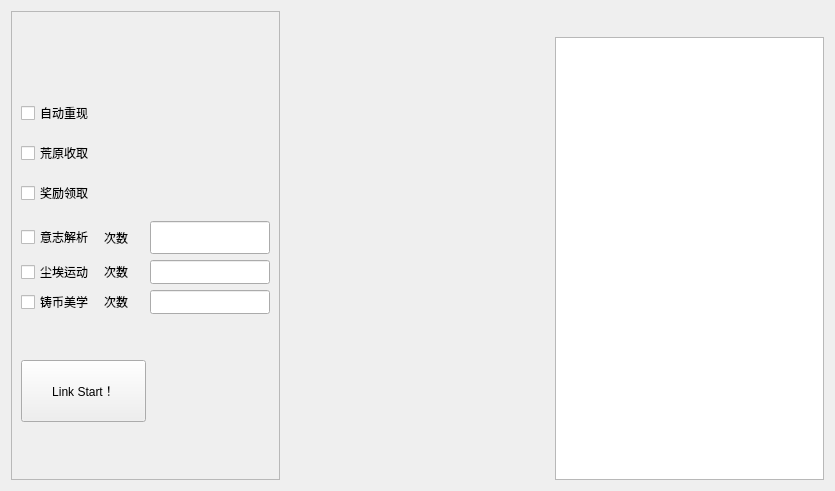
beropero/Kilon1999, file gui/ui/homeframe.ui: the form before one commit.
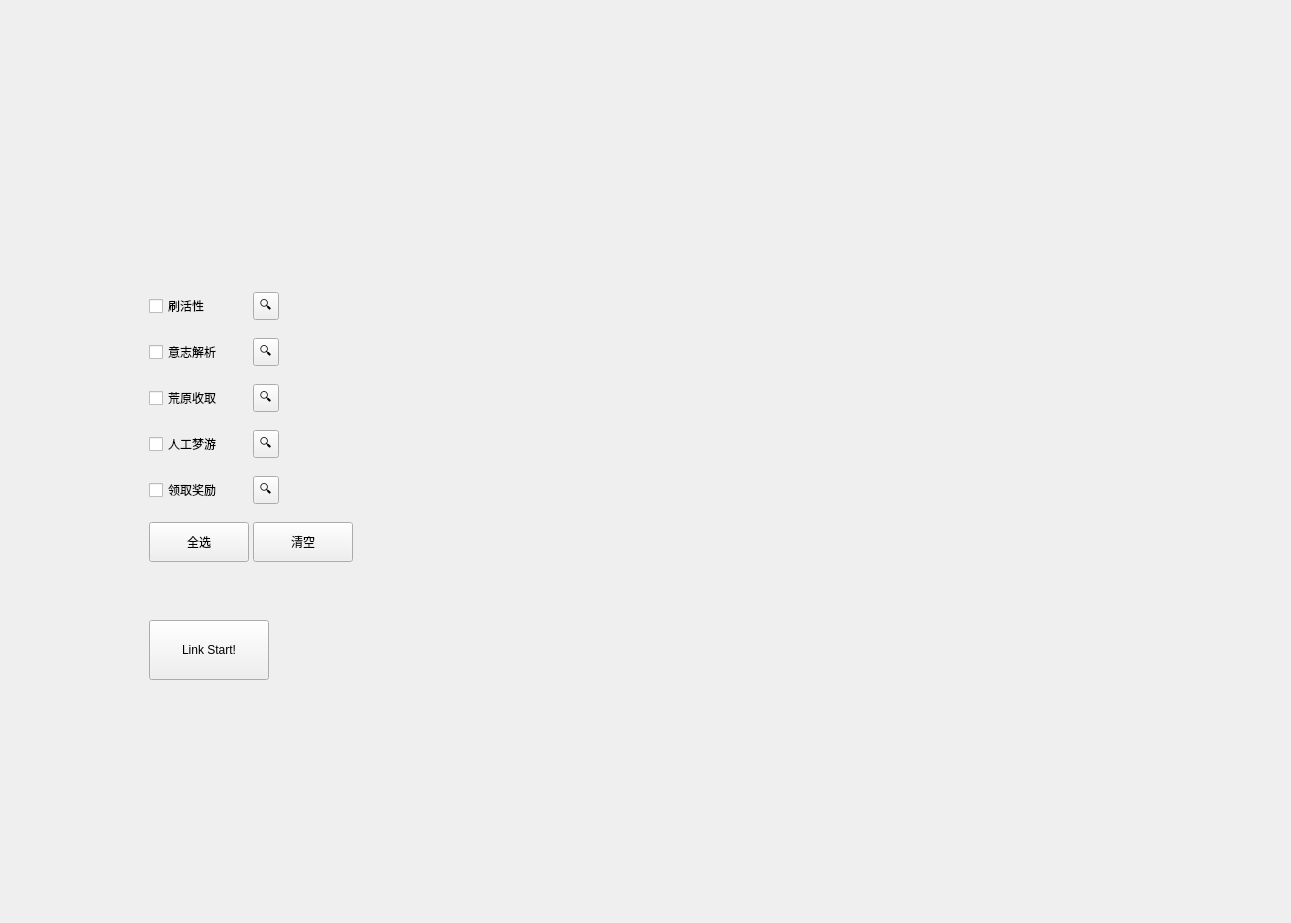
The form after the commit. Custom widgets are drawn as their Qt base class.

The edit to the form file:
```diff
--- a/gui/ui/homeframe.ui
+++ b/gui/ui/homeframe.ui
@@ -6,356 +6,175 @@
    <rect>
     <x>0</x>
     <y>0</y>
-    <width>835</width>
-    <height>491</height>
+    <width>1291</width>
+    <height>923</height>
    </rect>
   </property>
   <property name="windowTitle">
    <string>Frame</string>
   </property>
-  <layout class="QGridLayout" name="gridLayout">
-   <item row="1" column="2">
-    <layout class="QVBoxLayout" name="verticalLayout_4">
-     <item>
-      <widget class="PlainTextEdit" name="PlainTextEdit">
-       <property name="readOnly">
-        <bool>true</bool>
-       </property>
-      </widget>
-     </item>
-    </layout>
-   </item>
-   <item row="0" column="0" rowspan="2">
-    <widget class="QFrame" name="frame">
+  <layout class="QHBoxLayout" name="horizontalLayout">
+   <item>
+    <widget class="QWidget" name="widget" native="true">
+     <property name="minimumSize">
+      <size>
+       <width>300</width>
+       <height>500</height>
+      </size>
+     </property>
      <property name="maximumSize">
       <size>
-       <width>277</width>
-       <height>469</height>
+       <width>300</width>
+       <height>500</height>
       </size>
      </property>
-     <property name="frameShape">
-      <enum>QFrame::StyledPanel</enum>
-     </property>
-     <property name="frameShadow">
-      <enum>QFrame::Raised</enum>
-     </property>
-     <layout class="QVBoxLayout" name="verticalLayout_2">
-      <item>
-       <layout class="QVBoxLayout" name="verticalLayout">
-        <property name="topMargin">
-         <number>0</number>
-        </property>
-        <item>
+     <layout class="QGridLayout" name="gridLayout_2">
+      <item row="0" column="0">
+       <layout class="QGridLayout" name="gridLayout">
+        <item row="1" column="0">
+         <spacer name="horizontalSpacer">
+          <property name="orientation">
+           <enum>Qt::Horizontal</enum>
+          </property>
+          <property name="sizeType">
+           <enum>QSizePolicy::Minimum</enum>
+          </property>
+          <property name="sizeHint" stdset="0">
+           <size>
+            <width>40</width>
+            <height>20</height>
+           </size>
+          </property>
+         </spacer>
+        </item>
+        <item row="7" column="2">
+         <widget class="TransparentToolButton" name="TransparentToolButton_2">
+          <property name="text">
+           <string>🔍</string>
+          </property>
+         </widget>
+        </item>
+        <item row="1" column="3">
+         <spacer name="horizontalSpacer_2">
+          <property name="orientation">
+           <enum>Qt::Horizontal</enum>
+          </property>
+          <property name="sizeType">
+           <enum>QSizePolicy::Minimum</enum>
+          </property>
+          <property name="sizeHint" stdset="0">
+           <size>
+            <width>40</width>
+            <height>20</height>
+           </size>
+          </property>
+         </spacer>
+        </item>
+        <item row="9" column="2">
+         <widget class="PushButton" name="PushButton_7">
+          <property name="minimumSize">
+           <size>
+            <width>100</width>
+            <height>40</height>
+           </size>
+          </property>
+          <property name="text">
+           <string>清空</string>
+          </property>
+         </widget>
+        </item>
+        <item row="0" column="1">
          <spacer name="verticalSpacer_2">
           <property name="orientation">
            <enum>Qt::Vertical</enum>
           </property>
           <property name="sizeType">
-           <enum>QSizePolicy::Minimum</enum>
+           <enum>QSizePolicy::Maximum</enum>
           </property>
           <property name="sizeHint" stdset="0">
            <size>
             <width>20</width>
-            <height>80</height>
+            <height>60</height>
            </size>
           </property>
          </spacer>
         </item>
-        <item>
-         <widget class="CheckBox" name="CheckBox_4">
-          <property name="minimumSize">
-           <size>
-            <width>29</width>
-            <height>22</height>
-           </size>
-          </property>
+        <item row="3" column="2">
+         <widget class="TransparentToolButton" name="TransparentToolButton_4">
           <property name="text">
-           <string>自动重现</string>
+           <string>🔍</string>
           </property>
          </widget>
         </item>
-        <item>
-         <spacer name="verticalSpacer_8">
-          <property name="orientation">
-           <enum>Qt::Vertical</enum>
-          </property>
-          <property name="sizeType">
-           <enum>QSizePolicy::Minimum</enum>
-          </property>
-          <property name="sizeHint" stdset="0">
-           <size>
-            <width>20</width>
-            <height>10</height>
-           </size>
-          </property>
-         </spacer>
-        </item>
-        <item>
-         <widget class="CheckBox" name="CheckBox_2">
+        <item row="9" column="1">
+         <widget class="PushButton" name="PushButton_6">
           <property name="minimumSize">
            <size>
-            <width>29</width>
-            <height>22</height>
-           </size>
-          </property>
-          <property name="text">
-           <string>荒原收取</string>
-          </property>
-         </widget>
-        </item>
-        <item>
-         <spacer name="verticalSpacer_7">
-          <property name="orientation">
-           <enum>Qt::Vertical</enum>
-          </property>
-          <property name="sizeType">
-           <enum>QSizePolicy::Minimum</enum>
-          </property>
-          <property name="sizeHint" stdset="0">
-           <size>
-            <width>20</width>
-            <height>10</height>
-           </size>
-          </property>
-         </spacer>
-        </item>
-        <item>
-         <widget class="CheckBox" name="CheckBox">
-          <property name="minimumSize">
-           <size>
-            <width>29</width>
-            <height>22</height>
-           </size>
-          </property>
-          <property name="text">
-           <string>奖励领取</string>
-          </property>
-         </widget>
-        </item>
-        <item>
-         <spacer name="verticalSpacer_6">
-          <property name="orientation">
-           <enum>Qt::Vertical</enum>
-          </property>
-          <property name="sizeType">
-           <enum>QSizePolicy::Minimum</enum>
-          </property>
-          <property name="sizeHint" stdset="0">
-           <size>
-            <width>20</width>
-            <height>10</height>
-           </size>
-          </property>
-         </spacer>
-        </item>
-        <item>
-         <layout class="QHBoxLayout" name="horizontalLayout_3">
-          <item>
-           <widget class="CheckBox" name="CheckBox_7">
-            <property name="minimumSize">
-             <size>
-              <width>29</width>
-              <height>22</height>
-             </size>
-            </property>
-            <property name="maximumSize">
-             <size>
-              <width>100</width>
-              <height>16777215</height>
-             </size>
-            </property>
-            <property name="text">
-             <string>意志解析</string>
-            </property>
-           </widget>
-          </item>
-          <item>
-           <widget class="BodyLabel" name="BodyLabel_3">
-            <property name="minimumSize">
-             <size>
-              <width>30</width>
-              <height>0</height>
-             </size>
-            </property>
-            <property name="maximumSize">
-             <size>
-              <width>40</width>
-              <height>16777215</height>
-             </size>
-            </property>
-            <property name="text">
-             <string>次数</string>
-            </property>
-           </widget>
-          </item>
-          <item>
-           <widget class="LineEdit" name="LineEdit_3">
-            <property name="minimumSize">
-             <size>
-              <width>33</width>
-              <height>33</height>
-             </size>
-            </property>
-            <property name="maximumSize">
-             <size>
-              <width>120</width>
-              <height>33</height>
-             </size>
-            </property>
-           </widget>
-          </item>
-         </layout>
-        </item>
-        <item>
-         <layout class="QHBoxLayout" name="horizontalLayout">
-          <item>
-           <widget class="CheckBox" name="CheckBox_5">
-            <property name="minimumSize">
-             <size>
-              <width>29</width>
-              <height>22</height>
-             </size>
-            </property>
-            <property name="maximumSize">
-             <size>
-              <width>100</width>
-              <height>16777215</height>
-             </size>
-            </property>
-            <property name="text">
-             <string>尘埃运动</string>
-            </property>
-           </widget>
-          </item>
-          <item>
-           <widget class="BodyLabel" name="BodyLabel">
-            <property name="minimumSize">
-             <size>
-              <width>30</width>
-              <height>0</height>
-             </size>
-            </property>
-            <property name="maximumSize">
-             <size>
-              <width>40</width>
-              <height>200</height>
-             </size>
-            </property>
-            <property name="text">
-             <string>次数</string>
-            </property>
-           </widget>
-          </item>
-          <item>
-           <widget class="LineEdit" name="LineEdit">
-            <property name="maximumSize">
-             <size>
-              <width>120</width>
-              <height>33</height>
-             </size>
-            </property>
-           </widget>
-          </item>
-         </layout>
-        </item>
-        <item>
-         <layout class="QHBoxLayout" name="horizontalLayout_2">
-          <item>
-           <widget class="CheckBox" name="CheckBox_6">
-            <property name="minimumSize">
-             <size>
-              <width>29</width>
-              <height>22</height>
-             </size>
-            </property>
-            <property name="maximumSize">
-             <size>
-              <width>100</width>
-              <height>16777215</height>
-             </size>
-            </property>
-            <property name="text">
-             <string>铸币美学</string>
-            </property>
-           </widget>
-          </item>
-          <item>
-           <widget class="BodyLabel" name="BodyLabel_2">
-            <property name="minimumSize">
-             <size>
-              <width>30</width>
-              <height>0</height>
-             </size>
-            </property>
-            <property name="maximumSize">
-             <size>
-              <width>40</width>
-              <height>16777215</height>
-             </size>
-            </property>
-            <property name="text">
-             <string>次数</string>
-            </property>
-           </widget>
-          </item>
-          <item>
-           <widget class="LineEdit" name="LineEdit_2">
-            <property name="maximumSize">
-             <size>
-              <width>120</width>
-              <height>33</height>
-             </size>
-            </property>
-           </widget>
-          </item>
-         </layout>
-        </item>
-        <item>
-         <spacer name="verticalSpacer">
-          <property name="orientation">
-           <enum>Qt::Vertical</enum>
-          </property>
-          <property name="sizeType">
-           <enum>QSizePolicy::Minimum</enum>
-          </property>
-          <property name="sizeHint" stdset="0">
-           <size>
-            <width>20</width>
+            <width>100</width>
             <height>40</height>
-           </size>
-          </property>
-         </spacer>
-        </item>
-       </layout>
-      </item>
-      <item>
-       <layout class="QVBoxLayout" name="verticalLayout_3">
-        <item>
-         <widget class="PushButton" name="PushButton">
-          <property name="minimumSize">
-           <size>
-            <width>125</width>
-            <height>62</height>
            </size>
           </property>
           <property name="maximumSize">
            <size>
-            <width>125</width>
-            <height>62</height>
+            <width>100</width>
+            <height>16777215</height>
            </size>
           </property>
           <property name="text">
-           <string>Link Start！</string>
+           <string>全选</string>
           </property>
          </widget>
         </item>
-        <item>
+        <item row="6" column="2">
+         <widget class="TransparentToolButton" name="TransparentToolButton_3">
+          <property name="text">
+           <string>🔍</string>
+          </property>
+         </widget>
+        </item>
+        <item row="12" column="1">
+         <spacer name="verticalSpacer">
+          <property name="orientation">
+           <enum>Qt::Vertical</enum>
+          </property>
+          <property name="sizeType">
+           <enum>QSizePolicy::Minimum</enum>
+          </property>
+          <property name="sizeHint" stdset="0">
+           <size>
+            <width>20</width>
+            <height>10</height>
+           </size>
+          </property>
+         </spacer>
+        </item>
+        <item row="7" column="1">
+         <widget class="CheckBox" name="CheckBox_3">
+          <property name="text">
+           <string>领取奖励</string>
+          </property>
+         </widget>
+        </item>
+        <item row="11" column="1">
+         <widget class="PushButton" name="PushButton_5">
+          <property name="minimumSize">
+           <size>
+            <width>120</width>
+            <height>60</height>
+           </size>
+          </property>
+          <property name="text">
+           <string>Link Start!</string>
+          </property>
+         </widget>
+        </item>
+        <item row="10" column="1">
          <spacer name="verticalSpacer_3">
           <property name="orientation">
            <enum>Qt::Vertical</enum>
           </property>
           <property name="sizeType">
-           <enum>QSizePolicy::Expanding</enum>
+           <enum>QSizePolicy::Minimum</enum>
           </property>
           <property name="sizeHint" stdset="0">
            <size>
@@ -365,23 +184,84 @@
           </property>
          </spacer>
         </item>
+        <item row="1" column="1">
+         <widget class="CheckBox" name="CheckBox">
+          <property name="text">
+           <string>刷活性</string>
+          </property>
+         </widget>
+        </item>
+        <item row="3" column="1">
+         <widget class="CheckBox" name="CheckBox_2">
+          <property name="text">
+           <string>荒原收取</string>
+          </property>
+         </widget>
+        </item>
+        <item row="1" column="2">
+         <widget class="TransparentToolButton" name="TransparentToolButton">
+          <property name="text">
+           <string>🔍</string>
+          </property>
+         </widget>
+        </item>
+        <item row="6" column="1">
+         <widget class="CheckBox" name="CheckBox_4">
+          <property name="text">
+           <string>人工梦游</string>
+          </property>
+         </widget>
+        </item>
+        <item row="2" column="1">
+         <widget class="CheckBox" name="CheckBox_5">
+          <property name="text">
+           <string>意志解析</string>
+          </property>
+         </widget>
+        </item>
+        <item row="2" column="2">
+         <widget class="TransparentToolButton" name="TransparentToolButton_5">
+          <property name="text">
+           <string>🔍</string>
+          </property>
+         </widget>
+        </item>
        </layout>
       </item>
      </layout>
     </widget>
    </item>
-   <item row="0" column="1">
-    <spacer name="horizontalSpacer">
-     <property name="orientation">
-      <enum>Qt::Horizontal</enum>
+   <item>
+    <widget class="QWidget" name="widget_2" native="true">
+     <property name="minimumSize">
+      <size>
+       <width>300</width>
+       <height>500</height>
+      </size>
      </property>
-     <property name="sizeHint" stdset="0">
+     <property name="maximumSize">
       <size>
-       <width>40</width>
-       <height>20</height>
+       <width>300</width>
+       <height>500</height>
       </size>
      </property>
-    </spacer>
+    </widget>
+   </item>
+   <item>
+    <widget class="QWidget" name="widget_3" native="true">
+     <property name="minimumSize">
+      <size>
+       <width>300</width>
+       <height>500</height>
+      </size>
+     </property>
+     <property name="maximumSize">
+      <size>
+       <width>300</width>
+       <height>500</height>
+      </size>
+     </property>
+    </widget>
    </item>
   </layout>
  </widget>
@@ -397,18 +277,13 @@
    <header>qfluentwidgets</header>
   </customwidget>
   <customwidget>
-   <class>BodyLabel</class>
-   <extends>QLabel</extends>
+   <class>ToolButton</class>
+   <extends>QToolButton</extends>
    <header>qfluentwidgets</header>
   </customwidget>
   <customwidget>
-   <class>LineEdit</class>
-   <extends>QLineEdit</extends>
-   <header>qfluentwidgets</header>
-  </customwidget>
-  <customwidget>
-   <class>PlainTextEdit</class>
-   <extends>QPlainTextEdit</extends>
+   <class>TransparentToolButton</class>
+   <extends>ToolButton</extends>
    <header>qfluentwidgets</header>
   </customwidget>
  </customwidgets>
```
